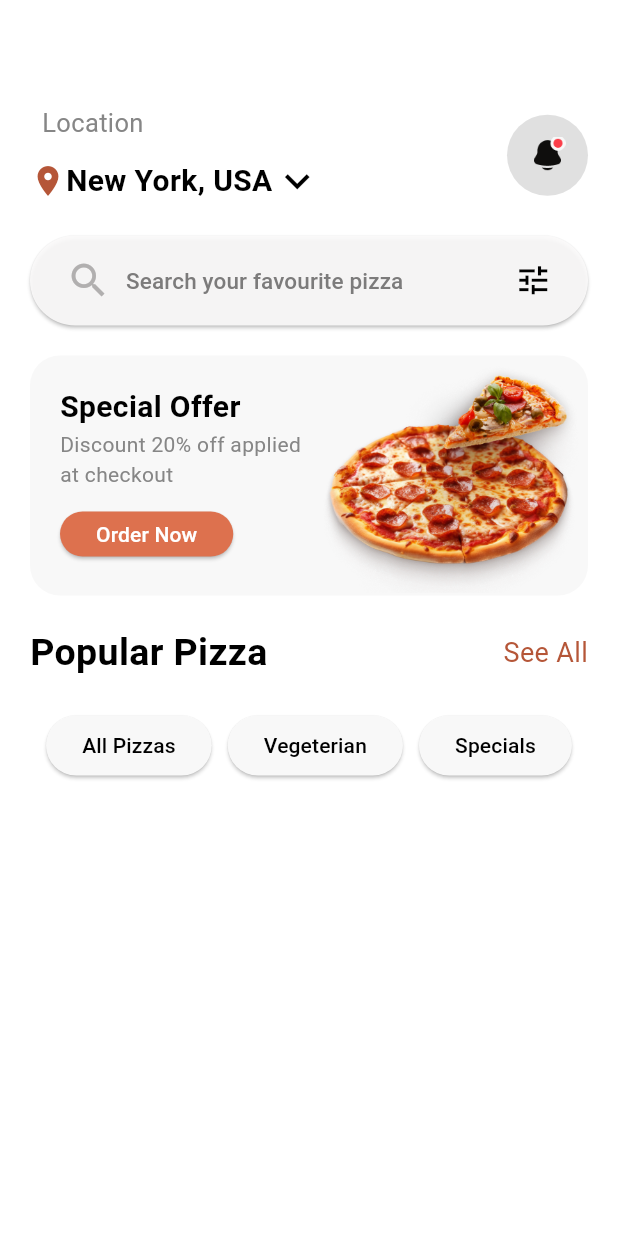
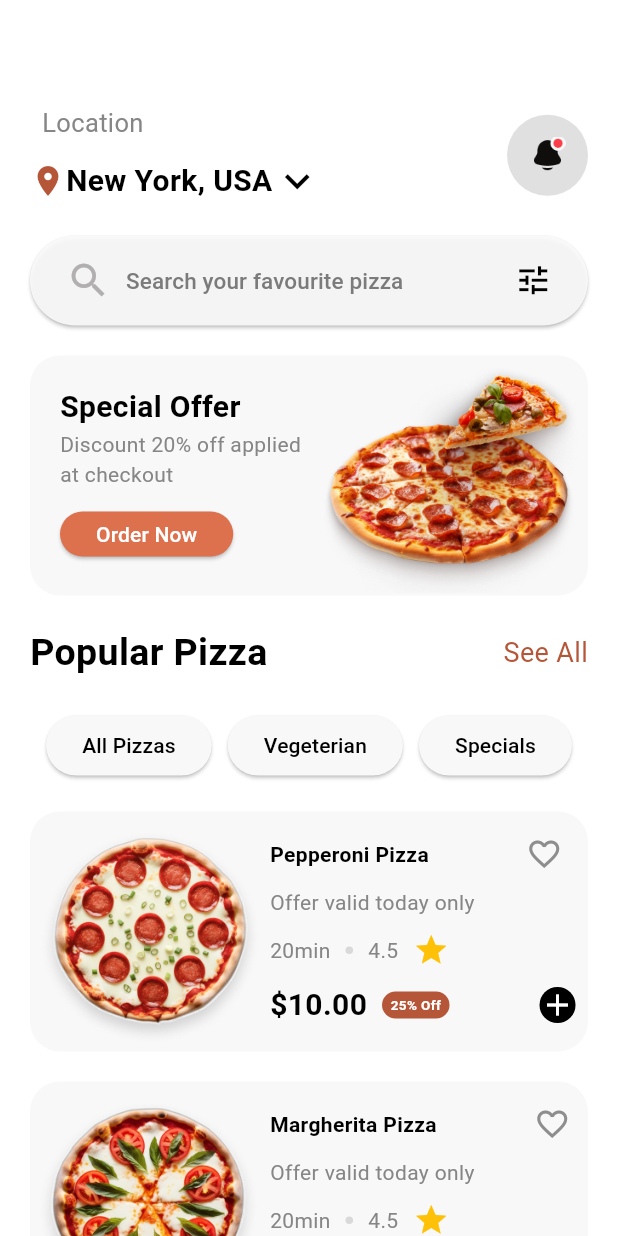
Before and after one commit to kaixintoy8/calisma, a Flutter app: the screen it shows after launch, on a phone screen of 412 x 824 dp. Run offline on Flutter 3.47's test engine with Material 3 defaults, Android fonts, the phone set to English and light mode, and no system bars.

Commit message:
pepperoni pizza sayfasına başlandı

```diff
--- a/calisma/lib/cards/pizza_card.dart
+++ b/calisma/lib/cards/pizza_card.dart
@@ -4,10 +4,12 @@ class PizzaCard extends StatefulWidget {
   final String imgUrl;
   final String name;
   final String price;
+  final String discount;
   const PizzaCard({
     required this.imgUrl,
     required this.name,
     required this.price,
+    required this.discount,
   });
 
   @override
@@ -17,6 +19,103 @@ class PizzaCard extends StatefulWidget {
 class _PizzaCardState extends State<PizzaCard> {
   @override
   Widget build(BuildContext context) {
-    return Container(height: 160, width: 380, color: Color(0xFFF8F8F8));
+    return Container(
+      height: 160,
+      width: 380,
+      decoration: BoxDecoration(
+        borderRadius: BorderRadius.circular(20),
+        color: Color(0xFFF8F8F8),
+      ),
+
+      child: Row(
+        children: [
+          Image.asset(widget.imgUrl),
+          Container(
+            child: Column(
+              mainAxisAlignment: MainAxisAlignment.center,
+              crossAxisAlignment: CrossAxisAlignment.start,
+              children: [
+                Row(
+                  children: [
+                    Text(
+                      widget.name,
+                      style: TextStyle(
+                        color: Colors.black,
+                        fontWeight: FontWeight.bold,
+                      ),
+                    ),
+                    SizedBox(width: 65),
+                    Icon(Icons.favorite_border, color: Color(0xFF8E8E8E)),
+                  ],
+                ),
+                SizedBox(height: 10),
+                Text(
+                  "Offer valid today only",
+                  style: TextStyle(color: Color(0xFF868686)),
+                ),
+                SizedBox(height: 10),
+                Row(
+                  children: [
+                    Text("20min", style: TextStyle(color: Color(0xFF868686))),
+                    SizedBox(width: 10),
+                    Container(
+                      height: 5,
+                      width: 5,
+                      decoration: BoxDecoration(
+                        color: Color(0xFFD9D9D9),
+                        borderRadius: BorderRadius.circular(100),
+                      ),
+                    ),
+                    SizedBox(width: 10),
+                    Text("4.5", style: TextStyle(color: Color(0xFF868686))),
+                    SizedBox(width: 10),
+                    Icon(Icons.star, color: Colors.amber),
+                  ],
+                ),
+                SizedBox(height: 10),
+                Row(
+                  children: [
+                    Text(
+                      widget.price,
+                      style: TextStyle(
+                        color: Colors.black,
+                        fontWeight: FontWeight.bold,
+                        fontSize: 20,
+                      ),
+                    ),
+                    SizedBox(width: 10),
+                    Container(
+                      height: 18,
+                      width: 45,
+                      decoration: BoxDecoration(
+                        color: Color(0xFFB55638),
+                        borderRadius: BorderRadius.circular(10),
+                      ),
+                      child: Align(
+                        alignment: Alignment.center,
+                        child: Text(
+                          "${widget.discount}% Off",
+                          style: TextStyle(
+                            color: Colors.white,
+                            fontSize: 9,
+                            fontWeight: FontWeight.bold,
+                          ),
+                        ),
+                      ),
+                    ),
+                    SizedBox(width: 60),
+                    CircleAvatar(
+                      radius: 12,
+                      backgroundColor: Colors.black,
+                      child: Icon(Icons.add, color: Colors.white),
+                    ),
+                  ],
+                ),
+              ],
+            ),
+          ),
+        ],
+      ),
+    );
   }
 }
--- a/calisma/lib/home_page.dart
+++ b/calisma/lib/home_page.dart
@@ -1,3 +1,5 @@
+import 'package:calisma/cards/pizza_card.dart';
+import 'package:calisma/pepperoni_pizza_page.dart';
 import 'package:flutter/material.dart';
 
 class HomePage extends StatefulWidget {
@@ -231,6 +233,32 @@ class _HomePageState extends State<HomePage> {
                 ),
               ],
             ),
+            SizedBox(height: 20),
+            GestureDetector(
+              onTap: () {
+                setState(() {
+                  Navigator.push(
+                    context,
+                    MaterialPageRoute(
+                      builder: (context) => PepperoniPizzaPage(),
+                    ),
+                  );
+                });
+              },
+              child: PizzaCard(
+                imgUrl: "images/pizza1.png",
+                name: "Pepperoni Pizza",
+                price: "\$10.00",
+                discount: "25",
+              ),
+            ),
+            SizedBox(height: 20),
+            PizzaCard(
+              imgUrl: "images/pizza2.png",
+              name: "Margherita Pizza",
+              price: "\$8.00",
+              discount: "20",
+            ),
           ],
         ),
       ),
--- a/calisma/lib/main.dart
+++ b/calisma/lib/main.dart
@@ -1,6 +1,7 @@
 import 'package:calisma/enterpin_page.dart';
 import 'package:calisma/first_page.dart';
 import 'package:calisma/home_page.dart';
+import 'package:calisma/pepperoni_pizza_page.dart';
 import 'package:flutter/material.dart';
 
 void main() {
```
Also changed, not shown: calisma/lib/pepperoni_pizza_page.dart (added, +79 -0 lines), calisma/images/pizza1.png (added), calisma/images/pizza2.png (added), 1 other file.
